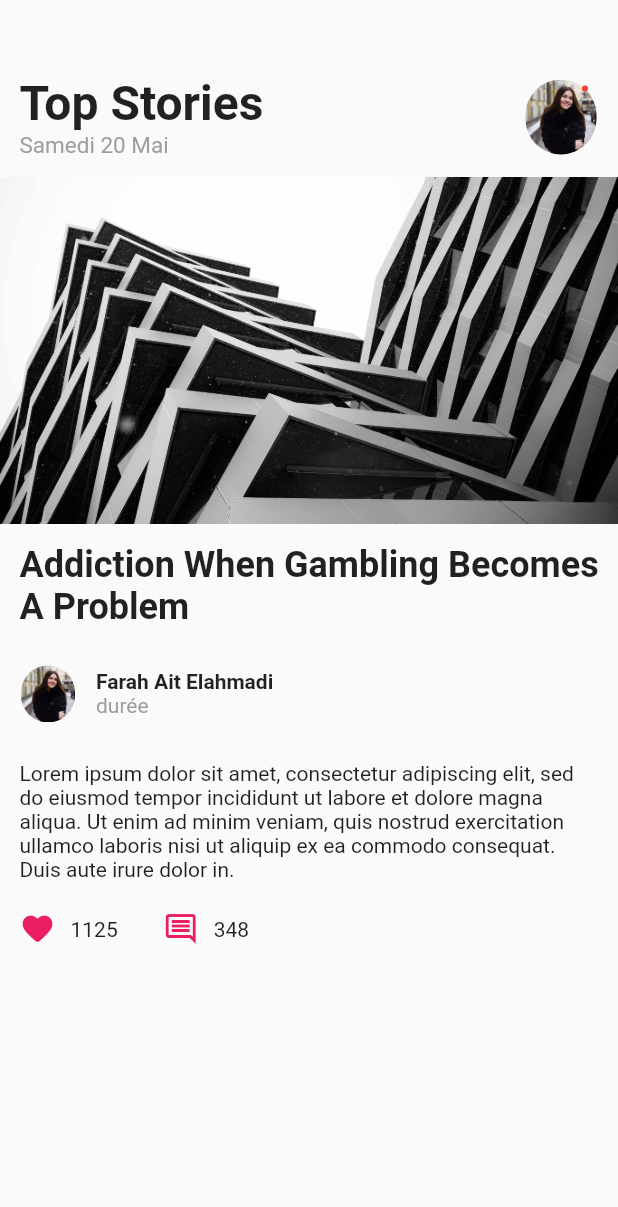
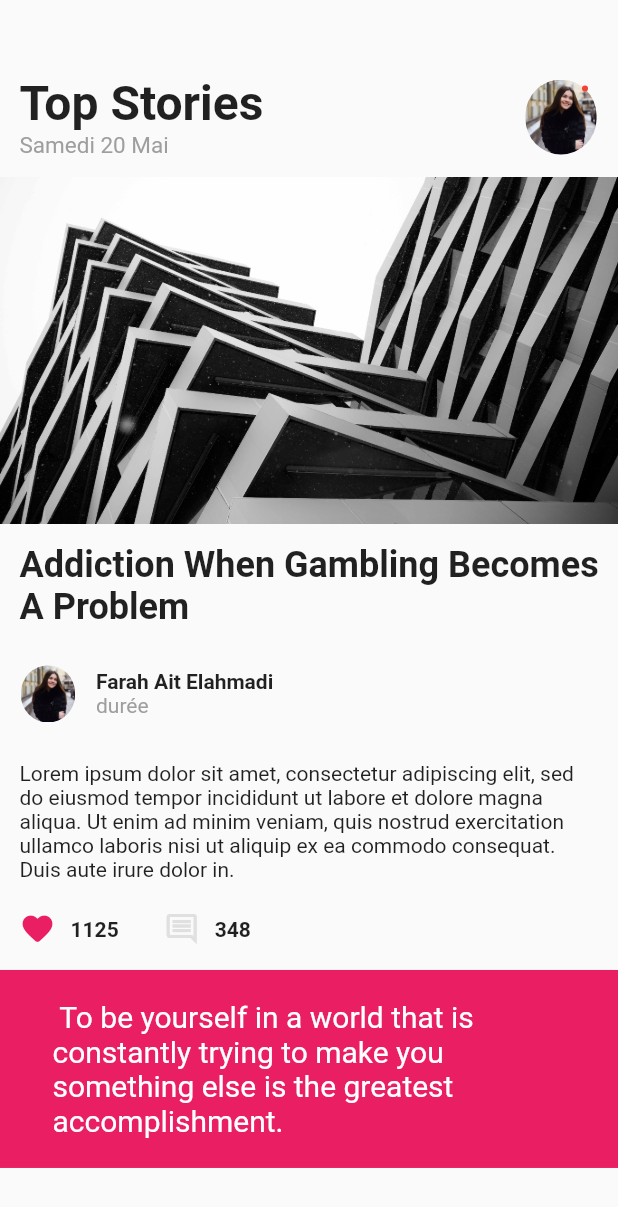
Before and after one commit to Ray0Emma/flutter_ui, a Flutter app: the screen it shows after launch, on a phone screen of 412 x 824 dp. Shown: the top 1207 px of the screen. Run offline on Flutter 3.47's test engine with Material 2 defaults, Android fonts, the phone set to English and light mode, and no system bars.

Commit message:
feat: added the pink paragraph

```diff
--- a/lib/main.dart
+++ b/lib/main.dart
@@ -43,7 +43,8 @@ class _MyHomePageState extends State<MyHomePage> {
     // by the _incrementCounter method above.
 
     return Scaffold(
-      body: Column(
+      body: SingleChildScrollView(
+        child: Column(
           children: [
             SizedBox(
               height: 50,
@@ -58,8 +59,8 @@ class _MyHomePageState extends State<MyHomePage> {
                     children: [
                       Text(
                         'Top Stories',
-                      style:
-                          TextStyle(fontSize: 32, fontWeight: FontWeight.bold),
+                        style: TextStyle(
+                            fontSize: 32, fontWeight: FontWeight.bold),
                       ),
                       Text(
                         'Samedi 20 Mai',
@@ -157,7 +158,7 @@ class _MyHomePageState extends State<MyHomePage> {
                   ),
                   Row(
                     mainAxisAlignment: MainAxisAlignment.start,
-                  children: const <Widget>[
+                    children: <Widget>[
                       Icon(
                         Icons.favorite_rounded,
                         color: Colors.pink,
@@ -165,21 +166,34 @@ class _MyHomePageState extends State<MyHomePage> {
                         semanticLabel: 'Pink Heart Icon',
                       ),
                       SizedBox(width: 10), // give it width
-                    Text('1125'),
+                      Text('1125',
+                          style: TextStyle(fontWeight: FontWeight.bold)),
                       SizedBox(width: 30), // give it width
                       Icon(
                         Icons.comment_outlined,
-                      color: Colors.pink,
+                        color: Colors.grey[300],
                         size: 24.0,
                       ),
                       SizedBox(width: 10), // give it width
-                    Text('348'),
+                      Text(
+                        '348',
+                        style: TextStyle(fontWeight: FontWeight.bold),
+                      ),
                     ],
                   )
                 ],
               ),
             ),
+            Container(
+              color: Colors.pink,
+              padding: EdgeInsets.symmetric(horizontal: 35, vertical: 20),
+              child: Text(
+                " To be yourself in a world that is constantly trying to make you something else is the greatest accomplishment. ",
+                style: TextStyle(fontSize: 20, color: Colors.white),
+              ),
+            )
           ],
+        ),
       ),
     );
   }
```
Lines whose indentation alone changed are shown as unchanged.
